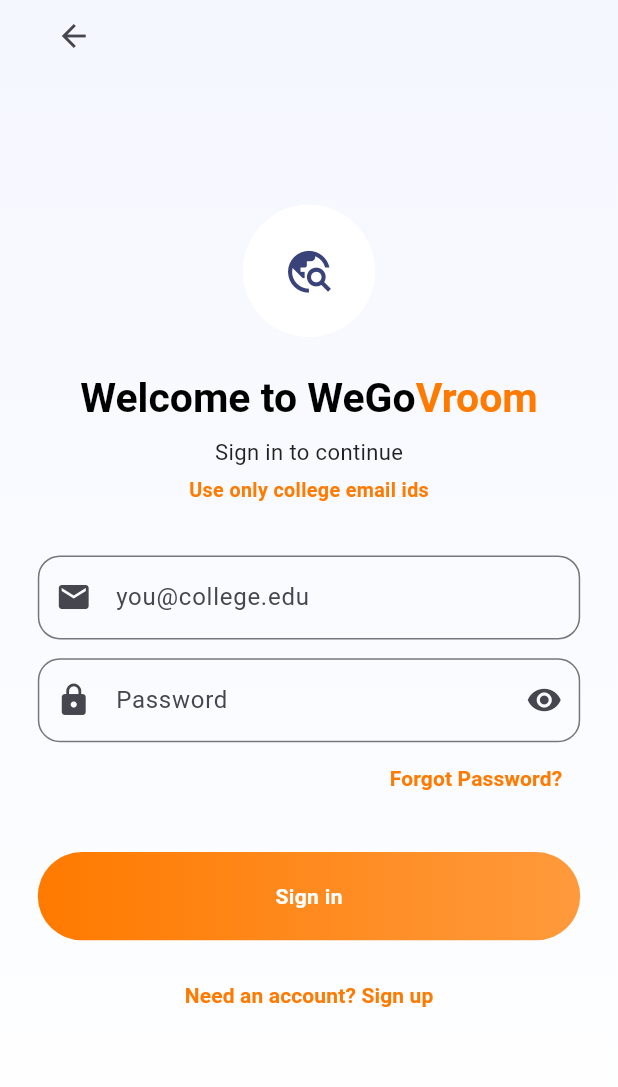
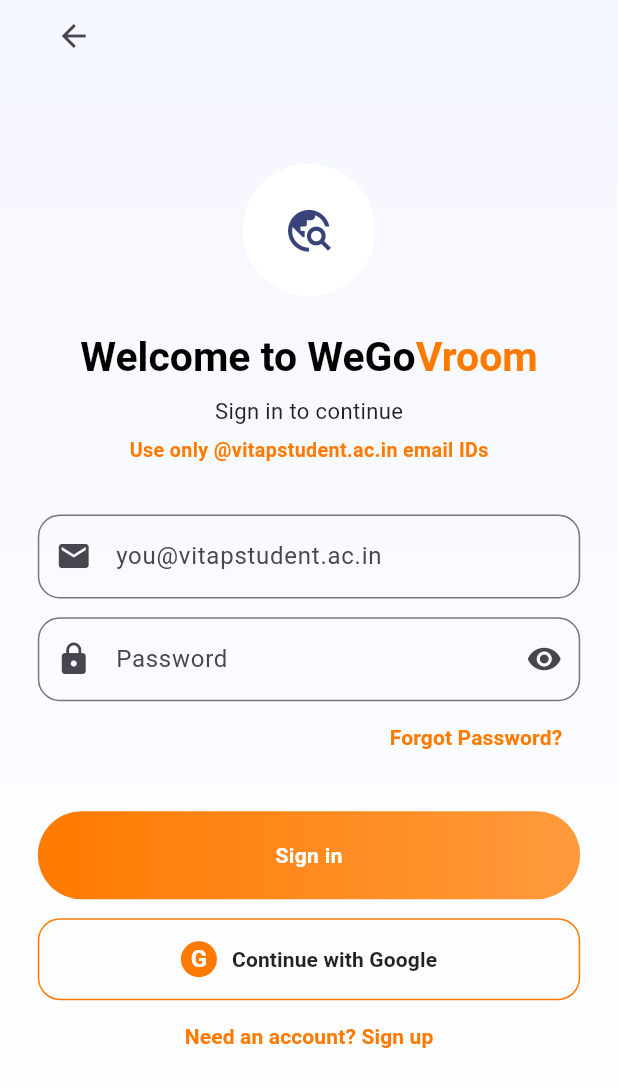
Before and after one commit to Mokshith-0603/WeGoVroom, a Flutter app: the LandingScreen screen opened directly, on a phone screen of 412 x 824 dp. Shown: the top 1087 px of the screen. Run offline on Flutter 3.47's test engine with Material 3 defaults, Android fonts, the phone set to English and light mode, and no system bars; our stand-ins replace cloud_firestore, firebase_auth, firebase_core, firebase_messaging, flutter_local_notifications, google_sign_in; accounts and stored records are empty.

Commit message:
Done Google Authentication

```diff
--- a/lib/features/auth/screens/landing_screen.dart
+++ b/lib/features/auth/screens/landing_screen.dart
@@ -61,6 +61,30 @@
     );
   }
 
+  Future<void> signInWithGoogle() async {
+    setState(() => loading = true);
+
+    final auth = context.read<AuthProvider>();
+    final error = await auth.signInWithGoogle();
+
+    if (!mounted) return;
+
+    setState(() => loading = false);
+
+    if (error != null) {
+      ScaffoldMessenger.of(
+        context,
+      ).showSnackBar(SnackBar(content: Text(error)));
+      return;
+    }
+
+    Navigator.pushAndRemoveUntil(
+      context,
+      MaterialPageRoute(builder: (_) => const AppRouter()),
+      (_) => false,
+    );
+  }
+
   void goSignup() {
     Navigator.push(
       context,
@@ -81,9 +105,9 @@
           content: TextField(
             controller: resetEmail,
             keyboardType: TextInputType.emailAddress,
-            decoration: const InputDecoration(
+            decoration: InputDecoration(
               labelText: "Email",
-              hintText: "you@college.edu",
+              hintText: "you${AuthProvider.allowedEmailDomain}",
             ),
           ),
           actions: [
@@ -234,7 +258,7 @@
                             ),
                             SizedBox(height: r(6)),
                             Text(
-                              "Use only college email ids",
+                              "Use only ${AuthProvider.allowedEmailDomain} email IDs",
                               style: TextStyle(
                                 fontSize: r(12.5),
                                 color: const Color(0xffff7a00),
@@ -248,7 +272,8 @@
                             TextField(
                               controller: emailController,
                               decoration: InputDecoration(
-                                hintText: "you@college.edu",
+                                hintText:
+                                    "you${AuthProvider.allowedEmailDomain}",
                                 prefixIcon: const Icon(Icons.email),
                                 border: OutlineInputBorder(
                                   borderRadius: BorderRadius.circular(r(14)),
@@ -337,6 +362,55 @@
 
                             SizedBox(height: r(12)),
 
+                            SizedBox(
+                              width: double.infinity,
+                              height: r(52),
+                              child: OutlinedButton(
+                                onPressed: loading ? null : signInWithGoogle,
+                                style: OutlinedButton.styleFrom(
+                                  side: const BorderSide(
+                                    color: Color(0xffff7a00),
+                                  ),
+                                  shape: RoundedRectangleBorder(
+                                    borderRadius: BorderRadius.circular(r(14)),
+                                  ),
+                                ),
+                                child: loading
+                                    ? const SizedBox(
+                                        width: 22,
+                                        height: 22,
+                                        child: CircularProgressIndicator(
+                                          strokeWidth: 2.2,
+                                        ),
+                                      )
+                                    : Row(
+                                        mainAxisAlignment:
+                                            MainAxisAlignment.center,
+                                        children: const [
+                                          CircleAvatar(
+                                            radius: 12,
+                                            backgroundColor: Color(0xffff7a00),
+                                            child: Text(
+                                              "G",
+                                              style: TextStyle(
+                                                color: Colors.white,
+                                                fontWeight: FontWeight.bold,
+                                              ),
+                                            ),
+                                          ),
+                                          SizedBox(width: 10),
+                                          Text(
+                                            "Continue with Google",
+                                            style: TextStyle(
+                                              color: Colors.black87,
+                                              fontWeight: FontWeight.w600,
+                                            ),
+                                          ),
+                                        ],
+                                      ),
+                              ),
+                            ),
+
                             /// SIGNUP LINK
                             TextButton(
                               onPressed: loading ? null : goSignup,
--- a/lib/providers/auth_provider.dart
+++ b/lib/providers/auth_provider.dart
@@ -1,9 +1,21 @@
 import 'package:flutter/material.dart';
 import 'package:firebase_auth/firebase_auth.dart';
+import 'package:flutter/services.dart';
+import 'package:flutter/foundation.dart';
+import 'package:google_sign_in/google_sign_in.dart';
 
 class AuthProvider extends ChangeNotifier {
+  static const String _googleWebClientId =
+      "202225012572-p5hn6o4kqcb0o4l3ikvtbajgqip9eghq.apps.googleusercontent.com";
+  static const String _googleServerClientId =
+      "202225012572-p5hn6o4kqcb0o4l3ikvtbajgqip9eghq.apps.googleusercontent.com";
   final FirebaseAuth _auth = FirebaseAuth.instance;
+  final GoogleSignIn _googleSignIn = GoogleSignIn(
+    clientId: kIsWeb ? _googleWebClientId : null,
+    serverClientId: _googleServerClientId,
+  );
   static const String adminEmail = "admin@vitapstudent.ac.in";
+  static const String allowedEmailDomain = "@vitapstudent.ac.in";
 
   User? get user => _auth.currentUser;
 
@@ -18,9 +30,7 @@
   /// Allow college domains
   bool _isCollegeEmail(String email) {
     final e = email.trim().toLowerCase();
-    return e.endsWith("@vitapstudent.ac.in") ||
-        e.endsWith("@vit.ac.in") ||
-        e.endsWith("@vitstudent.ac.in");
+    return e.endsWith(allowedEmailDomain);
   }
 
   Future<String?> signIn(String email, String password) async {
@@ -29,7 +39,7 @@
 
     try {
       if (!_isCollegeEmail(normalizedEmail)) {
-        return "Use college email only";
+        return "Use $allowedEmailDomain email only";
       }
 
       final cred = await _auth.signInWithEmailAndPassword(
@@ -83,7 +93,7 @@
 
     try {
       if (!_isCollegeEmail(normalizedEmail)) {
-        return "Use college email only";
+        return "Use $allowedEmailDomain email only";
       }
 
       final cred = await _auth.createUserWithEmailAndPassword(
@@ -118,10 +128,67 @@
     }
   }
 
+  Future<String?> signInWithGoogle() async {
+    try {
+      final googleUser = await _googleSignIn.signIn();
+      if (googleUser == null) {
+        return "Google sign-in cancelled";
+      }
+
+      final email = googleUser.email.trim().toLowerCase();
+      if (!_isCollegeEmail(email)) {
+        await _googleSignIn.signOut();
+        return "Use $allowedEmailDomain Google account only";
+      }
+
+      final googleAuth = await googleUser.authentication;
+      final credential = GoogleAuthProvider.credential(
+        accessToken: googleAuth.accessToken,
+        idToken: googleAuth.idToken,
+      );
+
+      final userCredential = await _auth.signInWithCredential(credential);
+      final signedInUser = userCredential.user;
+      final signedInEmail = signedInUser?.email?.trim().toLowerCase();
+
+      if (signedInEmail == null || !_isCollegeEmail(signedInEmail)) {
+        await _auth.signOut();
+        await _googleSignIn.signOut();
+        return "Use $allowedEmailDomain Google account only";
+      }
+
+      notifyListeners();
+      return null;
+    } on FirebaseAuthException catch (e) {
+      debugPrint('Google FirebaseAuthException: code=${e.code}, message=${e.message}');
+      switch (e.code) {
+        case "account-exists-with-different-credential":
+          return "An account already exists with a different sign-in method";
+        case "invalid-credential":
+          return "Google sign-in failed. Try again";
+        case "user-disabled":
+          return "This account has been disabled";
+        default:
+          return e.message ?? "Google sign-in failed";
+      }
+    } on PlatformException catch (e) {
+      debugPrint('Google PlatformException: code=${e.code}, message=${e.message}, details=${e.details}');
+      if (e.code == "sign_in_canceled") {
+        return "Google sign-in cancelled";
+      }
+      return e.message ?? "Google sign-in failed (${e.code})";
+    } catch (e) {
+      debugPrint('Google sign-in unexpected error: $e');
+      return "Google sign-in failed";
+    }
+  }
+
   Future<String?> sendPasswordReset(String email) async {
     final normalizedEmail = email.trim().toLowerCase();
     if (normalizedEmail.isEmpty) return "Enter your email";
-    if (!_isCollegeEmail(normalizedEmail)) return "Use college email only";
+    if (!_isCollegeEmail(normalizedEmail)) {
+      return "Use $allowedEmailDomain email only";
+    }
 
     try {
       await _auth.sendPasswordResetEmail(email: normalizedEmail);
@@ -199,6 +266,7 @@
   }
 
   Future<void> logout() async {
+    await _googleSignIn.signOut();
     await _auth.signOut();
     notifyListeners();
   }
--- a/pubspec.yaml
+++ b/pubspec.yaml
@@ -35,6 +35,7 @@
 
   firebase_core: ^3.6.0
   firebase_auth: ^5.3.0
+  google_sign_in: ^6.3.0
   cloud_firestore: ^5.4.0
   firebase_storage: ^12.3.0
   firebase_messaging: ^15.1.0
```
Also changed, not shown: lib/features/profile/screens/profile_setup_screen.dart (+39 -6 lines), lib/firebase_options.dart, pubspec.lock, 3 other files.
